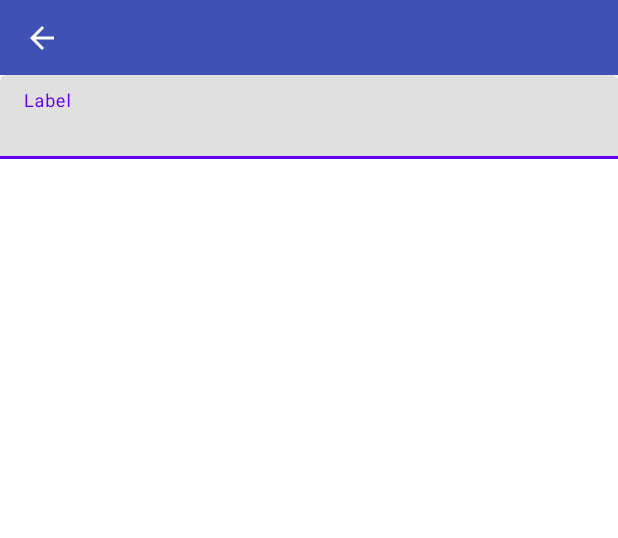
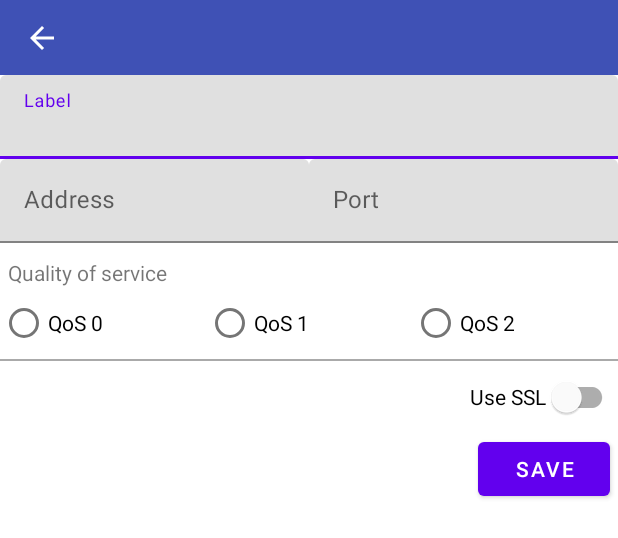
Before and after one commit to yurtsiv/MQTTPlay, an Android app: the layout activity_add_broker.xml on its own in the app's theme, with its tools: preview values and no code run, on a phone screen of 412 x 824 dp. Shown: the top 538 px of the screen. Run offline under Robolectric (Android 15) with nearby library versions, the phone set to English and light mode, and no system bars.

Commit message:
add broker form: more inputs & simple validation

```diff
--- a/app/src/main/java/com/example/mqttplay/AddBrokerActivity.kt
+++ b/app/src/main/java/com/example/mqttplay/AddBrokerActivity.kt
@@ -6,6 +6,7 @@ import android.os.Bundle
 import android.widget.Button
 import android.widget.Toast
 import androidx.databinding.DataBindingUtil
+import androidx.lifecycle.Observer
 import androidx.lifecycle.ViewModelProvider
 import com.example.mqttplay.databinding.ActivityAddBrokerBinding
 import com.example.mqttplay.viewmodel.AddBrokerViewModel
@@ -23,7 +24,8 @@ class AddBrokerActivity : AppCompatActivity() {
                 this,
                 R.layout.activity_add_broker
         );
-        binding.liveData = AddBrokerViewModel()
+        var viewModel = AddBrokerViewModel()
+        binding.liveData = viewModel
         binding.lifecycleOwner = this;
 
         setupToolbar()
--- a/app/src/main/java/com/example/mqttplay/MainActivity.kt
+++ b/app/src/main/java/com/example/mqttplay/MainActivity.kt
@@ -1,11 +1,8 @@
 package com.example.mqttplay
 
-import android.content.Context
 import android.content.Intent
 import androidx.appcompat.app.AppCompatActivity
 import android.os.Bundle
-import android.util.AttributeSet
-import android.view.View
 import androidx.recyclerview.widget.RecyclerView
 import com.example.mqttplay.adapter.BrokerItemAdapter
 import com.example.mqttplay.data.DataSource
--- a/app/src/main/res/layout/activity_add_broker.xml
+++ b/app/src/main/res/layout/activity_add_broker.xml
@@ -47,11 +47,6 @@
                     android:text="@={liveData.label}" />
             </com.google.android.material.textfield.TextInputLayout>
 
-            <TextView
-                android:layout_width="match_parent"
-                android:layout_height="match_parent"
-                android:text="@{liveData.label}" />
-
             <LinearLayout
                 android:layout_width="match_parent"
                 android:layout_height="wrap_content"
@@ -66,7 +61,8 @@
 
                     <com.google.android.material.textfield.TextInputEditText
                         android:layout_width="match_parent"
-                        android:layout_height="match_parent" />
+                        android:layout_height="match_parent"
+                        android:text="@={liveData.address}" />
                 </com.google.android.material.textfield.TextInputLayout>
 
                 <com.google.android.material.textfield.TextInputLayout
@@ -78,13 +74,60 @@
 
                     <com.google.android.material.textfield.TextInputEditText
                         android:layout_width="match_parent"
-                        android:layout_height="wrap_content" />
+                        android:layout_height="wrap_content"
+                        android:inputType="number"
+                        android:maxLength="4"
+                        android:text="@={liveData.port}" />
                 </com.google.android.material.textfield.TextInputLayout>
             </LinearLayout>
+
+            <TextView
+                android:layout_width="match_parent"
+                android:layout_height="wrap_content"
+                android:layout_marginLeft="5dp"
+                android:layout_marginTop="10dp"
+                android:text="Quality of service" />
+
+            <RadioGroup
+                android:layout_width="match_parent"
+                android:layout_height="wrap_content"
+                android:checkedButton="@={liveData.qualityOfService}"
+                android:orientation="horizontal">
+
+                <RadioButton
+                    android:id="@+id/QOS_0"
+                    android:layout_width="0dp"
+                    android:layout_height="wrap_content"
+                    android:layout_weight="1"
+                    android:tag="QOS_0"
+                    android:text="QoS 0" />
+
+                <RadioButton
+                    android:id="@+id/QOS_1"
+                    android:layout_width="0dp"
+                    android:layout_height="wrap_content"
+                    android:layout_weight="1"
+                    android:tag="QOS_1"
+                    android:text="QoS 1" />
+
+                <RadioButton
+                    android:id="@+id/QOS_2"
+                    android:layout_width="0dp"
+                    android:layout_height="wrap_content"
+                    android:layout_weight="1"
+                    android:tag="QOS_@"
+                    android:text="QoS 2" />
+            </RadioGroup>
+
+            <View
+                android:layout_width="match_parent"
+                android:layout_height="1dp"
+                android:background="@android:color/darker_gray" />
 
             <com.google.android.material.switchmaterial.SwitchMaterial
                 android:layout_width="wrap_content"
                 android:layout_height="wrap_content"
+                android:checked="@={liveData.useSSL}"
                 android:text="Use SSL" />
 
             <Button
@@ -92,6 +135,7 @@
                 android:layout_width="wrap_content"
                 android:layout_height="wrap_content"
                 android:layout_marginRight="5dp"
+                android:enabled="@{liveData.valid}"
                 android:text="Save" />
         </LinearLayout>
     </androidx.constraintlayout.widget.ConstraintLayout>
```
Also changed, not shown: app/src/main/java/com/example/mqttplay/viewmodel/AddBrokerViewModel.kt (+37 -1 lines).
